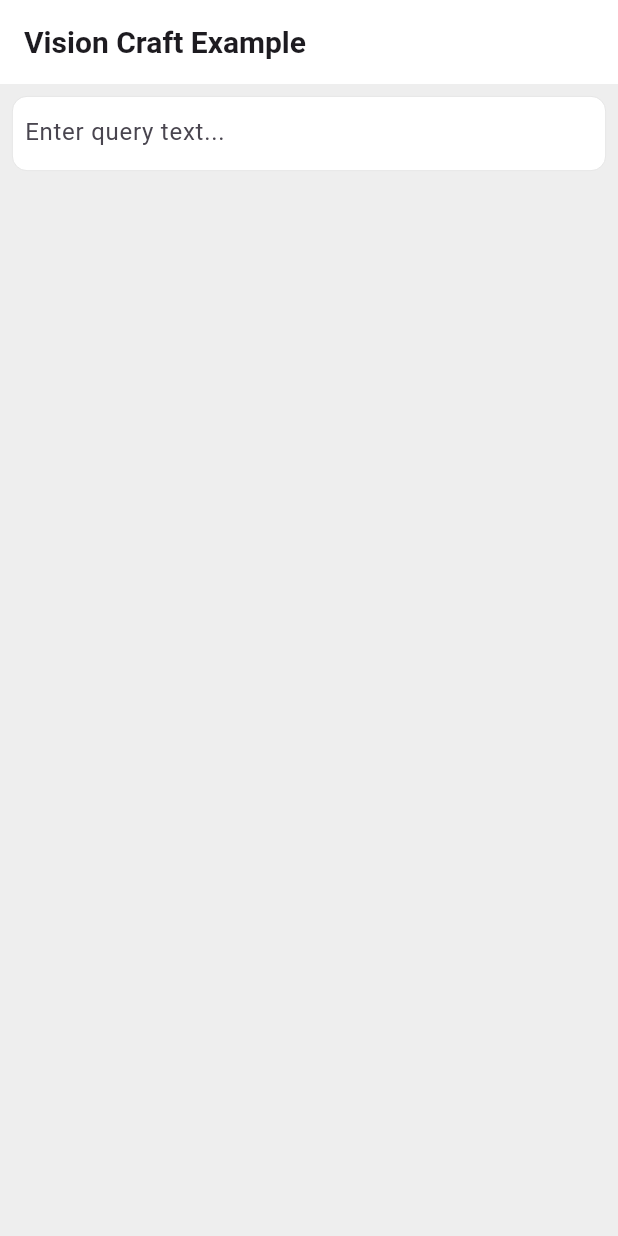
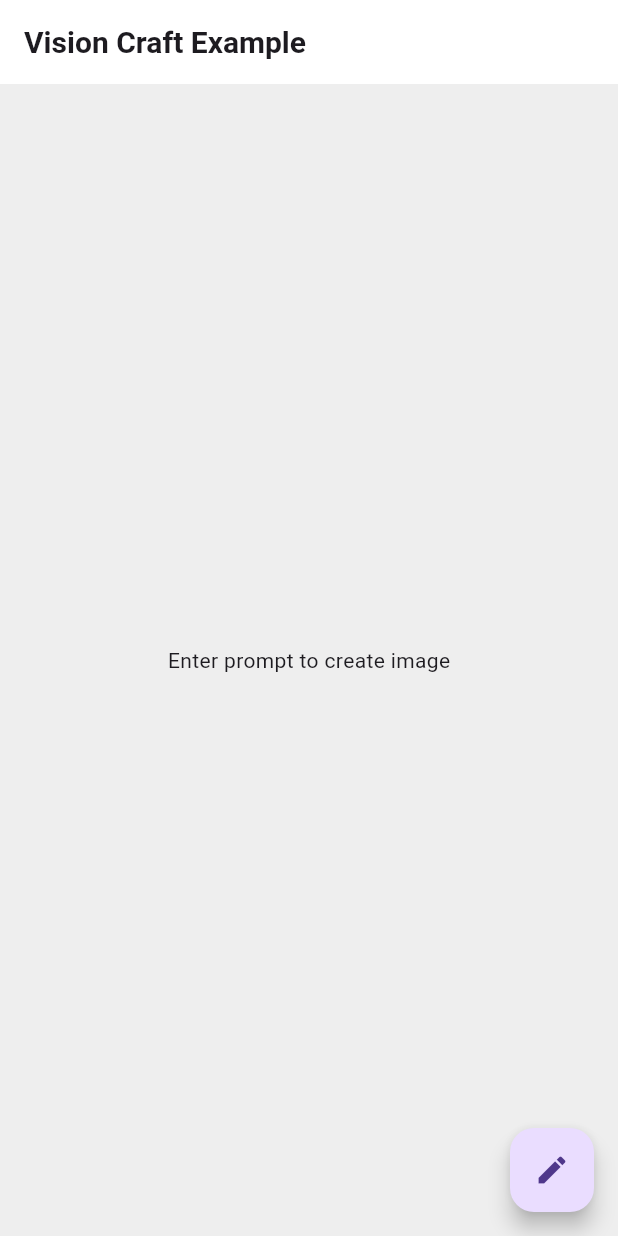
Before and after one commit to VisionCraft-org/flutter_vision_craft, a Flutter app: the screen it shows after launch, on a phone screen of 412 x 824 dp. Run offline on Flutter 3.47's test engine with Material 2 defaults, Android fonts, the phone set to English and light mode, and no system bars.

Commit message:
working on example app

```diff
--- a/example/lib/main.dart
+++ b/example/lib/main.dart
@@ -1,4 +1,7 @@
+import 'dart:typed_data';
+
 import 'package:flutter/material.dart';
+import 'package:flutter_vision_craft/flutter_vision_craft.dart';
 
 void main() => runApp(const MyApp());
 
@@ -25,8 +28,24 @@ class HomePage extends StatefulWidget {
 
 class _HomePageState extends State<HomePage> {
   TextEditingController controller = TextEditingController();
+  final VisionCraft visionCraft = VisionCraft();
+  Uint8List? imageResult;
+  bool? isLoading;
 
-  Future<void> createImage() async {}
+  // [apiKey] get your free api key on https://t.me/VisionCraft_bot by sending /Key.
+  String apiKey = "f14eb9f4-de2a-4299-9557-bc8545da9d01";
+
+  Future<void> createImage() async {
+    String prompt = controller.text.trim().toString();
+    final result = await visionCraft.generateImage(
+      apiKey: apiKey,
+      prompt: prompt,
+    );
+    imageResult = result;
+    isLoading = false;
+    setState(() {});
+  }
+
   @override
   Widget build(BuildContext context) {
     return Scaffold(
@@ -41,8 +60,21 @@ class _HomePageState extends State<HomePage> {
           ),
         ),
       ),
-      body: Column(
+      body: isLoading != null && isLoading == true
+          ? const Center(
+              child: CircularProgressIndicator(
+                color: Colors.blue,
+              ),
+            )
+          : isLoading == null
+              ? const Center(
+                  child: Text("Enter prompt to create image"),
+                )
+              : SingleChildScrollView(
+                  physics: const BouncingScrollPhysics(),
+                  child: Column(
                     children: [
+                      // TextField for prompt
                       Container(
                         width: double.infinity,
                         height: 50,
@@ -64,7 +96,18 @@ class _HomePageState extends State<HomePage> {
                           ),
                         ),
                       ),
+                      // Image result.
                     ],
+                  ),
+                ),
+      floatingActionButton: FloatingActionButton(
+        child: const Icon(Icons.create),
+        onPressed: () {
+          // Create image and set loading to true.
+          isLoading = true;
+          setState(() {});
+          createImage();
+        },
       ),
     );
   }
```
Also changed, not shown: lib/src/api/api_class.dart (+15 -48 lines). Lines whose indentation alone changed are shown as unchanged.
